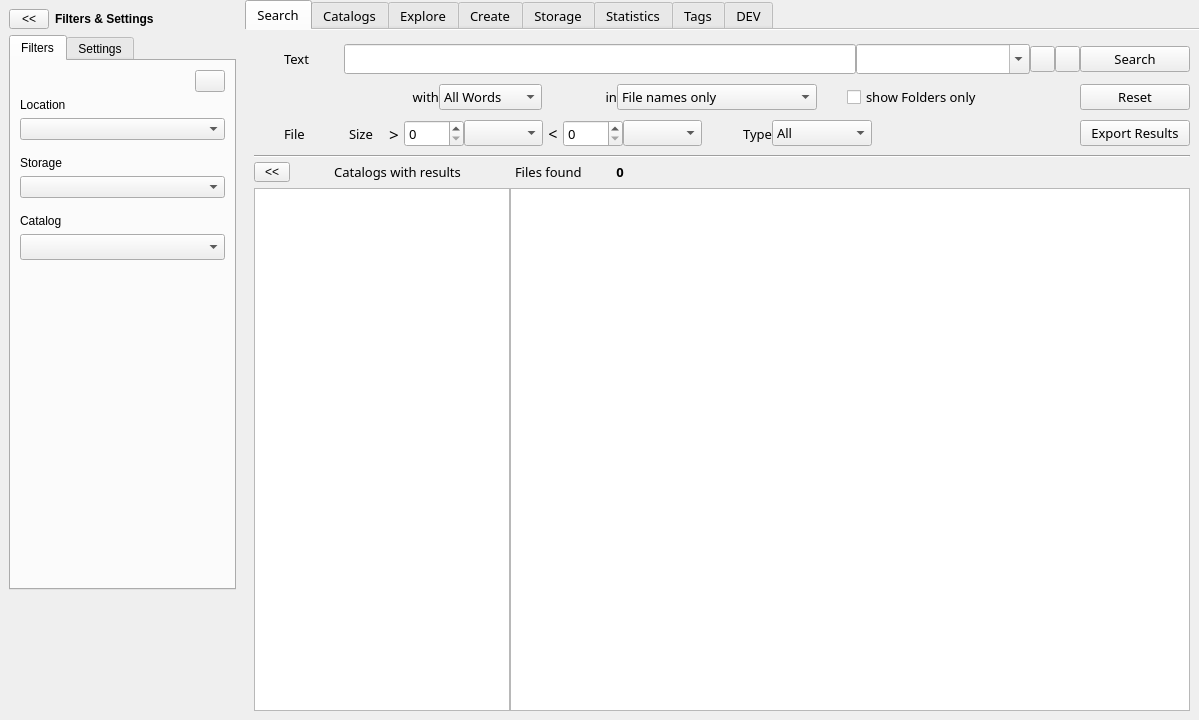
First picture: the form in mainwindow.ui, repository StephaneCouturier/Katalog, before the edit.
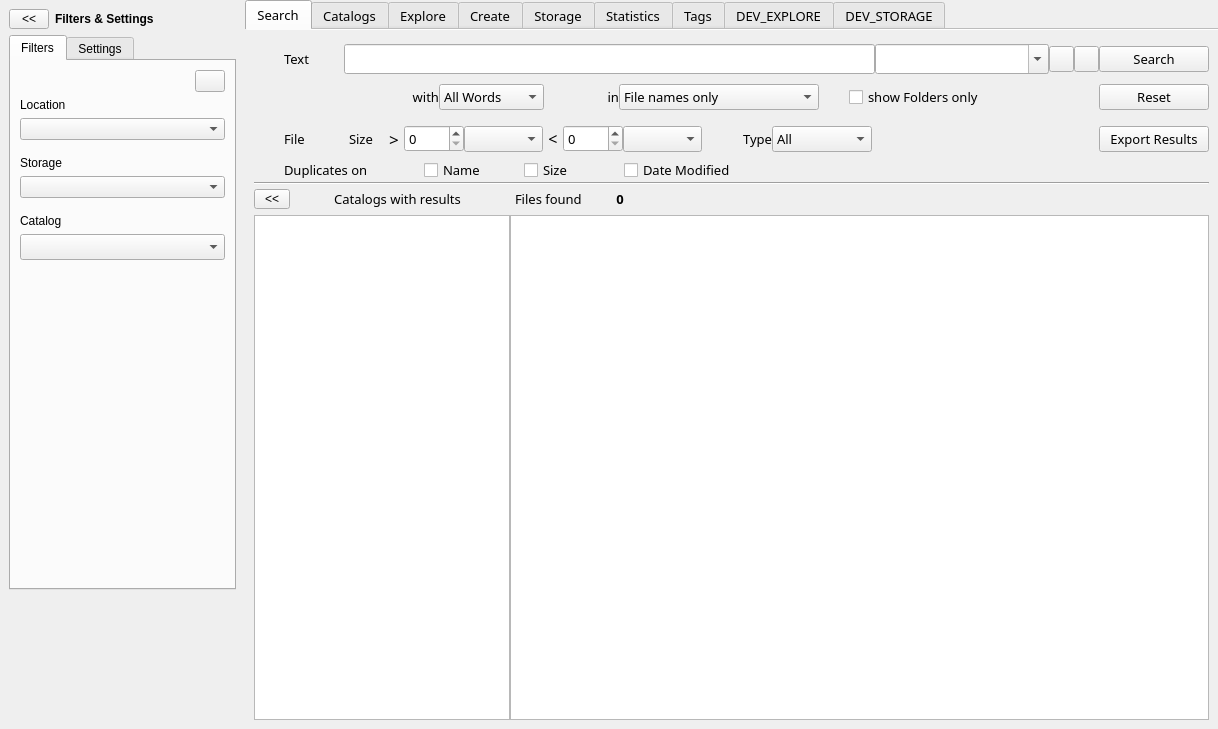
Second picture: the form after the edit. Icons and pictures are not drawn. Custom widgets are drawn as their Qt base class.

Commit message: https://github.com/StephaneCouturier/Katalog/issues/171

```diff
--- a/mainwindow.ui
+++ b/mainwindow.ui
@@ -9,8 +9,8 @@
    <rect>
     <x>0</x>
     <y>0</y>
-    <width>1199</width>
-    <height>720</height>
+    <width>1218</width>
+    <height>729</height>
    </rect>
   </property>
   <property name="windowTitle">
@@ -1364,10 +1364,10 @@
              <number>0</number>
             </property>
             <property name="bottomMargin">
-             <number>8</number>
+             <number>0</number>
             </property>
             <item>
-             <widget class="QLabel" name="Search_label_LinkImage09">
+             <widget class="QLabel" name="Search_label_LinkImage11">
               <property name="sizePolicy">
                <sizepolicy hsizetype="Fixed" vsizetype="Preferred">
                 <horstretch>0</horstretch>
@@ -1377,21 +1377,24 @@
               <property name="minimumSize">
                <size>
                 <width>30</width>
-                <height>0</height>
+                <height>38</height>
                </size>
               </property>
               <property name="maximumSize">
                <size>
-                <width>40</width>
+                <width>25</width>
                 <height>16777215</height>
                </size>
               </property>
               <property name="styleSheet">
-               <string notr="true">background: url(:/images/link-tree-end.png) no-repeat left;</string>
+               <string notr="true">background: url(:/images/link-tree-mid.png) repeat-y left;</string>
               </property>
               <property name="text">
                <string/>
               </property>
+              <property name="alignment">
+               <set>Qt::AlignLeading|Qt::AlignLeft|Qt::AlignTop</set>
+              </property>
              </widget>
             </item>
             <item>
@@ -1779,6 +1782,136 @@
             </item>
            </layout>
           </item>
+          <item>
+           <layout class="QHBoxLayout" name="Search_horizontalLayout_Duplicates">
+            <item>
+             <widget class="QLabel" name="Search_label_LinkImage09">
+              <property name="sizePolicy">
+               <sizepolicy hsizetype="Fixed" vsizetype="Preferred">
+                <horstretch>0</horstretch>
+                <verstretch>0</verstretch>
+               </sizepolicy>
+              </property>
+              <property name="minimumSize">
+               <size>
+                <width>30</width>
+                <height>0</height>
+               </size>
+              </property>
+              <property name="maximumSize">
+               <size>
+                <width>40</width>
+                <height>16777215</height>
+               </size>
+              </property>
+              <property name="styleSheet">
+               <string notr="true">background: url(:/images/link-tree-end.png) no-repeat left;</string>
+              </property>
+              <property name="text">
+               <string/>
+              </property>
+              <property name="alignment">
+               <set>Qt::AlignLeading|Qt::AlignLeft|Qt::AlignTop</set>
+              </property>
+             </widget>
+            </item>
+            <item>
+             <widget class="QLabel" name="Search_label_File_2">
+              <property name="enabled">
+               <bool>true</bool>
+              </property>
+              <property name="sizePolicy">
+               <sizepolicy hsizetype="Fixed" vsizetype="Preferred">
+                <horstretch>0</horstretch>
+                <verstretch>0</verstretch>
+               </sizepolicy>
+              </property>
+              <property name="minimumSize">
+               <size>
+                <width>140</width>
+                <height>0</height>
+               </size>
+              </property>
+              <property name="maximumSize">
+               <size>
+                <width>200</width>
+                <height>16777215</height>
+               </size>
+              </property>
+              <property name="font">
+               <font>
+                <family>Noto Sans</family>
+                <pointsize>10</pointsize>
+               </font>
+              </property>
+              <property name="text">
+               <string>Duplicates on</string>
+              </property>
+              <property name="alignment">
+               <set>Qt::AlignLeading|Qt::AlignLeft|Qt::AlignVCenter</set>
+              </property>
+              <property name="margin">
+               <number>6</number>
+              </property>
+             </widget>
+            </item>
+            <item>
+             <widget class="QCheckBox" name="Search_checkBox_DuplicateName">
+              <property name="minimumSize">
+               <size>
+                <width>100</width>
+                <height>0</height>
+               </size>
+              </property>
+              <property name="text">
+               <string>Name</string>
+              </property>
+             </widget>
+            </item>
+            <item>
+             <widget class="QCheckBox" name="Search_checkBox_DuplicateSize">
+              <property name="minimumSize">
+               <size>
+                <width>100</width>
+                <height>0</height>
+               </size>
+              </property>
+              <property name="text">
+               <string>Size</string>
+              </property>
+             </widget>
+            </item>
+            <item>
+             <widget class="QCheckBox" name="Search_checkBox_DuplicateDateModified">
+              <property name="minimumSize">
+               <size>
+                <width>150</width>
+                <height>0</height>
+               </size>
+              </property>
+              <property name="text">
+               <string>Date Modified</string>
+              </property>
+             </widget>
+            </item>
+            <item>
+             <spacer name="Search_horizontalSpacer_09">
+              <property name="orientation">
+               <enum>Qt::Horizontal</enum>
+              </property>
+              <property name="sizeType">
+               <enum>QSizePolicy::Expanding</enum>
+              </property>
+              <property name="sizeHint" stdset="0">
+               <size>
+                <width>200</width>
+                <height>20</height>
+               </size>
+              </property>
+             </spacer>
+            </item>
+           </layout>
+          </item>
           <item>
            <widget class="Line" name="Search_line_SeparateResults">
             <property name="lineWidth">
@@ -4443,7 +4576,7 @@
       </widget>
       <widget class="QWidget" name="tab">
        <attribute name="title">
-        <string>DEV</string>
+        <string>DEV_EXPLORE</string>
        </attribute>
        <widget class="QTreeView" name="DEV_treeView_Directories">
         <property name="geometry">
@@ -4466,6 +4599,27 @@
         </property>
        </widget>
       </widget>
+      <widget class="QWidget" name="DEV_STORAGE">
+       <attribute name="icon">
+        <iconset theme="folder-development">
+         <normaloff>.</normaloff>.</iconset>
+       </attribute>
+       <attribute name="title">
+        <string>DEV_STORAGE</string>
+       </attribute>
+       <layout class="QGridLayout" name="gridLayout_17">
+        <item row="0" column="0">
+         <widget class="QLabel" name="label_2">
+          <property name="text">
+           <string>TREEVIEW for STORAGE</string>
+          </property>
+         </widget>
+        </item>
+        <item row="1" column="0">
+         <widget class="QTreeView" name="DEV2_treeView_Storage"/>
+        </item>
+       </layout>
+      </widget>
      </widget>
     </item>
    </layout>
```
Left out of the diff: 6 changed lines with no effect on the pictures.
